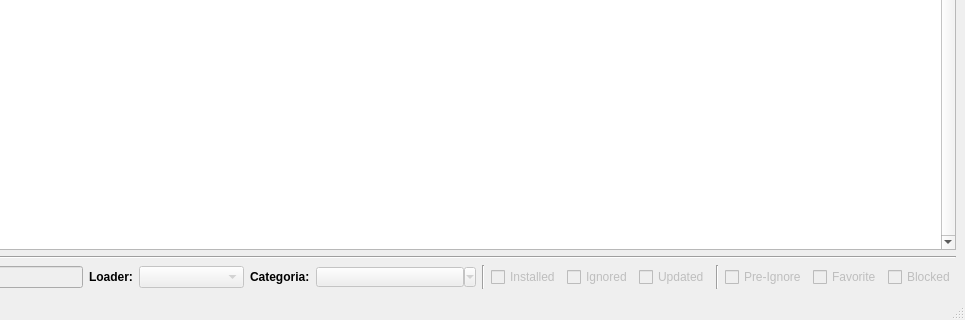
First picture: the form in pyqt_windows/main_window.ui, repository MelonRodante/ModList, before the edit; both pictures show x 115 to 1080 and y 321 to 641 of the 1080 by 641 pixel window.
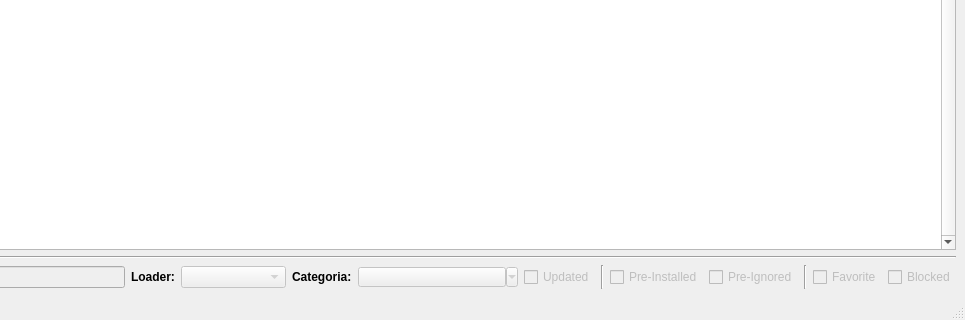
Second picture: the form after the edit. Icons and pictures are not drawn.

Commit message: Nuevo sistema pre-install, pre-ignore Refactorizacion de codigo

```diff
--- a/pyqt_windows/main_window.ui
+++ b/pyqt_windows/main_window.ui
@@ -467,6 +467,16 @@
         </property>
        </widget>
       </item>
+      <item>
+       <widget class="QCheckBox" name="chkUpdated">
+        <property name="enabled">
+         <bool>false</bool>
+        </property>
+        <property name="text">
+         <string>Updated</string>
+        </property>
+       </widget>
+      </item>
       <item>
        <widget class="Line" name="line_2">
         <property name="orientation">
@@ -480,7 +490,7 @@
          <bool>false</bool>
         </property>
         <property name="text">
-         <string>Installed</string>
+         <string>Pre-Installed</string>
         </property>
        </widget>
       </item>
@@ -490,17 +500,7 @@
          <bool>false</bool>
         </property>
         <property name="text">
-         <string>Ignored</string>
-        </property>
-       </widget>
-      </item>
-      <item>
-       <widget class="QCheckBox" name="chkUpdated">
-        <property name="enabled">
-         <bool>false</bool>
-        </property>
-        <property name="text">
-         <string>Updated</string>
+         <string>Pre-Ignored</string>
         </property>
        </widget>
       </item>
@@ -511,16 +511,6 @@
         </property>
        </widget>
       </item>
-      <item>
-       <widget class="QCheckBox" name="chkPreIgnore">
-        <property name="enabled">
-         <bool>false</bool>
-        </property>
-        <property name="text">
-         <string>Pre-Ignore</string>
-        </property>
-       </widget>
-      </item>
       <item>
        <widget class="QCheckBox" name="chkFavoriteConfig">
         <property name="enabled">
```
The commit also changes 7 other files.
